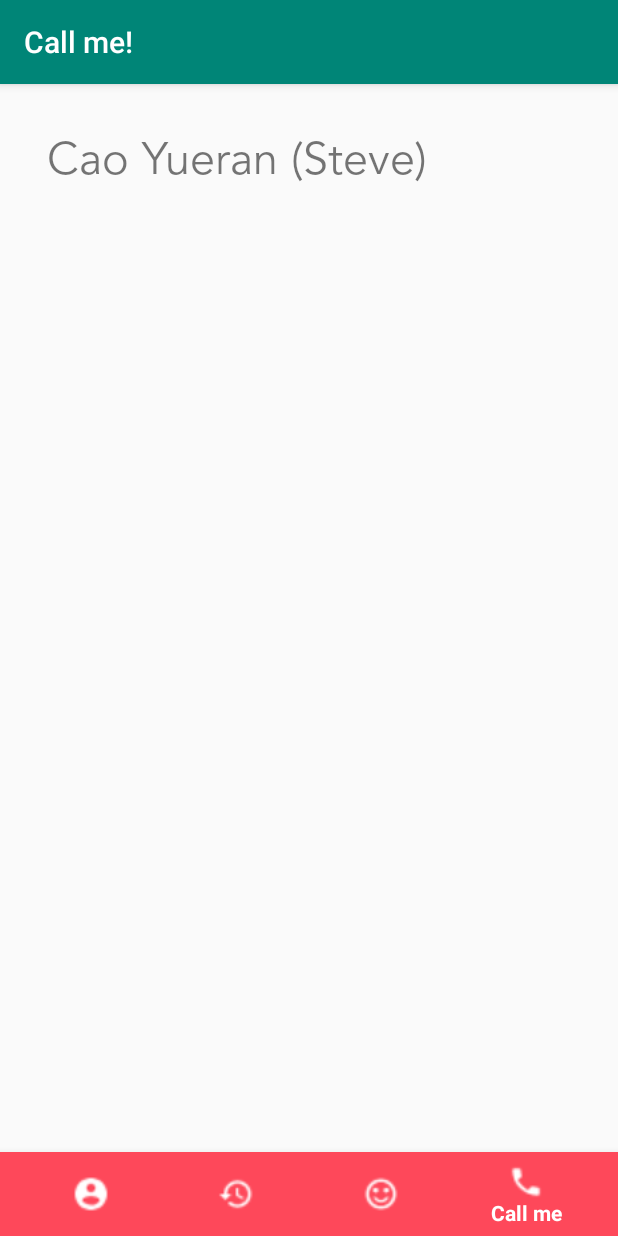
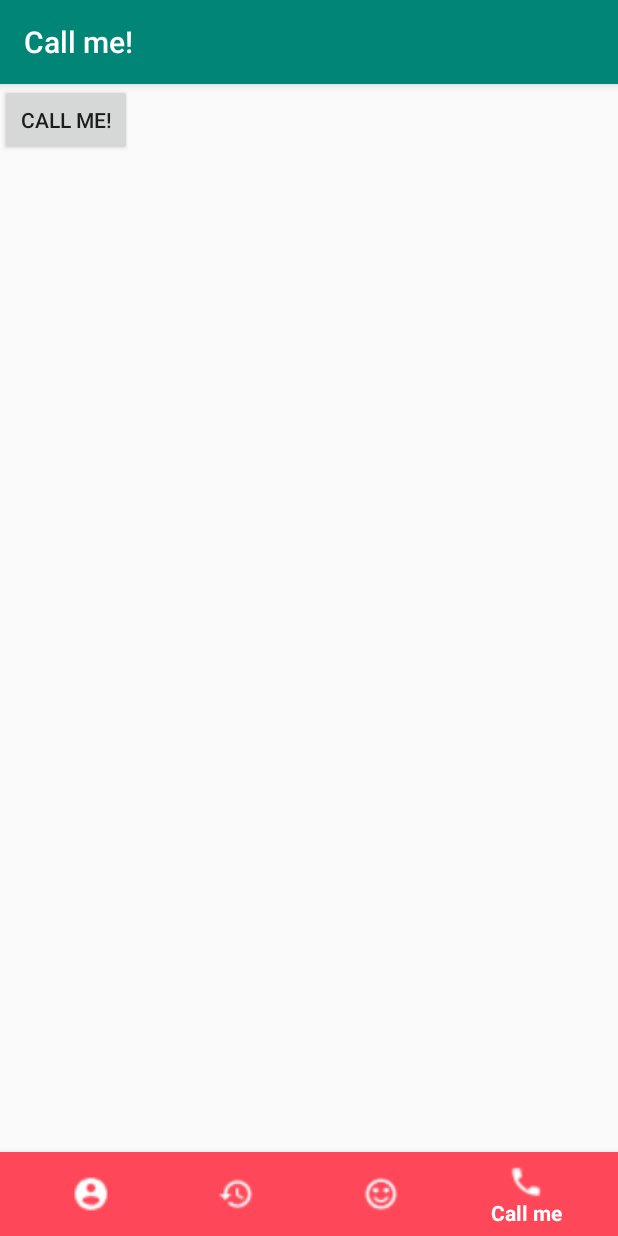
Before and after one commit to BluSteve/CS4131, an Android app: the screen it shows after launch (MainActivity), item 4 of the bottom bar chosen, on a phone screen of 412 x 824 dp. Run offline under Robolectric (Android 15) with nearby library versions, the phone set to English and light mode, and no system bars.

Commit message:
Added call me button in SelfIntroductionCard

```diff
--- a/SelfIntroductionCard/app/build.gradle
+++ b/SelfIntroductionCard/app/build.gradle
@@ -17,6 +17,10 @@ android {
             proguardFiles getDefaultProguardFile('proguard-android-optimize.txt'), 'proguard-rules.pro'
         }
     }
+    compileOptions {
+        sourceCompatibility = 1.8
+        targetCompatibility = 1.8
+    }
 }
 
 dependencies {
--- a/SelfIntroductionCard/app/src/main/AndroidManifest.xml
+++ b/SelfIntroductionCard/app/src/main/AndroidManifest.xml
@@ -1,7 +1,7 @@
 <?xml version="1.0" encoding="utf-8"?>
 <manifest xmlns:android="http://schemas.android.com/apk/res/android"
     package="com.example.selfintroductioncard" >
-
+    <uses-permission android:name="android.permission.CALL_PHONE" />
     <application
         android:allowBackup="true"
         android:icon="@mipmap/ic_launcher"
--- a/SelfIntroductionCard/app/src/main/java/com/example/selfintroductioncard/MainActivity.java
+++ b/SelfIntroductionCard/app/src/main/java/com/example/selfintroductioncard/MainActivity.java
@@ -4,14 +4,20 @@ import androidx.annotation.NonNull;
 import androidx.appcompat.app.ActionBar;
 import androidx.appcompat.app.AppCompatActivity;
 import androidx.fragment.app.Fragment;
+import android.content.Intent;
 
+import android.net.Uri;
 import android.os.Bundle;
 import android.view.MenuItem;
+import android.view.View;
+import android.widget.Button;
+import android.widget.TextView;
 
 import com.google.android.material.bottomnavigation.BottomNavigationView;
 
 public class MainActivity extends AppCompatActivity {
     private ActionBar toolbar;
+
     @Override
     protected void onCreate(Bundle savedInstanceState) {
         super.onCreate(savedInstanceState);
@@ -25,6 +31,23 @@ public class MainActivity extends AppCompatActivity {
         toolbar.setTitle("Basic Information");
     }
 
+    private void hideInfo() {
+        TextView name = (TextView)findViewById(R.id.name);
+        name.setVisibility(View.INVISIBLE);
+    }
+    private void showInfo() {
+        TextView name = (TextView)findViewById(R.id.name);
+        name.setVisibility(View.VISIBLE);
+    }
+
+    private void showCallMe() {
+        Intent i = new Intent(Intent.ACTION_DIAL, Uri.parse("tel:" + "(+65)96312156"));
+        Button button = findViewById(R.id.callme);
+        button.setOnClickListener((s) -> {
+            startActivity(i);
+        });
+    }
+
     private BottomNavigationView.OnNavigationItemSelectedListener mOnNavigationItemSelectedListener
             = new BottomNavigationView.OnNavigationItemSelectedListener() {
 
@@ -33,6 +56,8 @@ public class MainActivity extends AppCompatActivity {
             Fragment fragment;
             switch (item.getItemId()) {
                 case R.id.navigation_basicinfo:
+                    showCallMe();
+                    showInfo();
                     toolbar.setTitle("Basic Information");
                     return true;
                 case R.id.navigation_history:
@@ -42,6 +67,7 @@ public class MainActivity extends AppCompatActivity {
                     toolbar.setTitle("Hobbies");
                     return true;
                 case R.id.navigation_phone:
+                    hideInfo();
                     toolbar.setTitle("Call me!");
                     return true;
             }
--- a/SelfIntroductionCard/app/src/main/res/layout/activity_main.xml
+++ b/SelfIntroductionCard/app/src/main/res/layout/activity_main.xml
@@ -35,4 +35,12 @@
         app:layout_constraintStart_toStartOf="parent"
         app:layout_constraintTop_toTopOf="parent" />
 
+    <Button
+        android:id="@+id/callme"
+        android:layout_width="wrap_content"
+        android:layout_height="wrap_content"
+        android:text="Call me!"
+        tools:layout_editor_absoluteX="293dp"
+        tools:layout_editor_absoluteY="32dp" />
+
 </androidx.constraintlayout.widget.ConstraintLayout>
```
